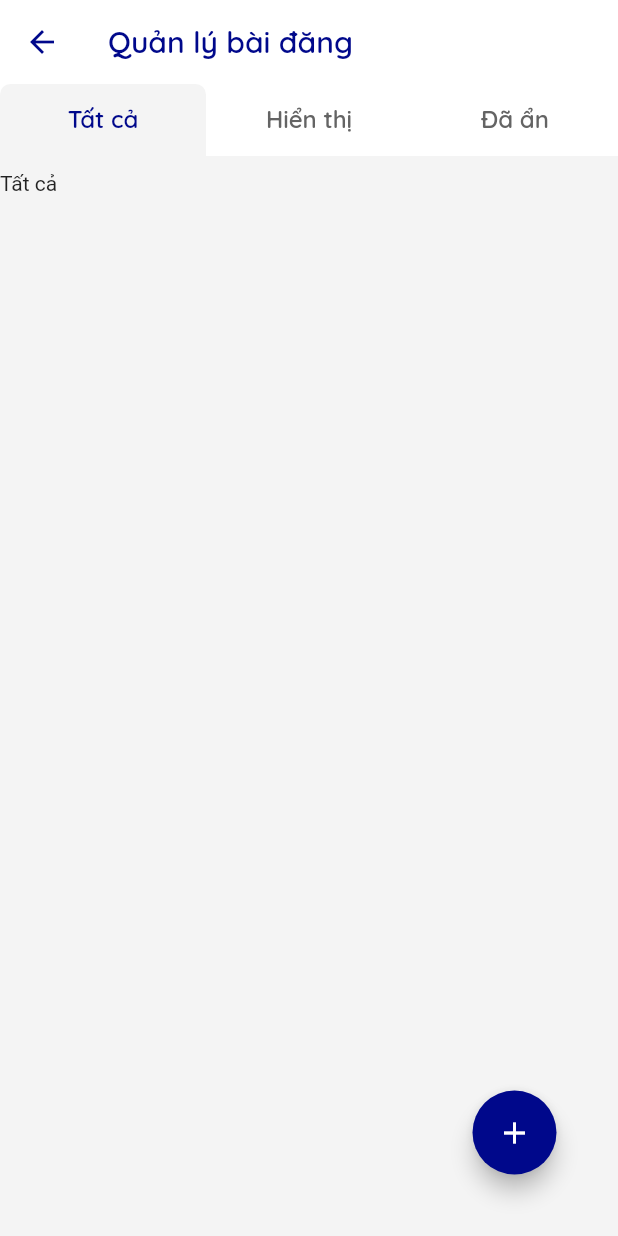
After one commit to ntxmai5220/3d_view, a Flutter app: the ManagePost screen opened directly, on a phone screen of 412 x 824 dp. The commit adds this screen. Run offline on Flutter 3.47's test engine with Material 2 defaults, Android fonts, the phone set to English and light mode, and no system bars; our stand-ins replace bloc, flutter_bloc.

Commit message:
create manage post + new post page

```diff
--- a/lib/main.dart
+++ b/lib/main.dart
@@ -1,5 +1,6 @@
 import 'package:bk_3d_view/blocs/blocs.dart';
 import 'package:bk_3d_view/pages/pages.dart';
+import 'package:bk_3d_view/values/app_colors.dart';
 import 'package:flutter/material.dart';
 import 'package:flutter_bloc/flutter_bloc.dart';
 
@@ -15,7 +16,10 @@ class MyApp extends StatelessWidget {
   Widget build(BuildContext context) {
     return MaterialApp(
         title: '3D VIEW',
-        theme: ThemeData(backgroundColor: Colors.white),
+        theme: ThemeData(
+            iconTheme: const IconThemeData(color: AppColors.primary),
+            floatingActionButtonTheme: const FloatingActionButtonThemeData(
+                backgroundColor: AppColors.primary)),
         home: const LoginPage(),
         routes: {
           'main': (_) => BlocProvider(
--- a/lib/pages/auth/login_page.dart
+++ b/lib/pages/auth/login_page.dart
@@ -1,5 +1,4 @@
 import 'package:bk_3d_view/pages/pages.dart';
-import 'package:bk_3d_view/values/app_styles.dart';
 import 'package:bk_3d_view/values/values.dart';
 import 'package:bk_3d_view/widgets/widgets.dart';
 import 'package:flutter/gestures.dart';
--- a/lib/pages/main_page.dart
+++ b/lib/pages/main_page.dart
@@ -1,6 +1,5 @@
 import 'package:bk_3d_view/blocs/blocs.dart';
 import 'package:bk_3d_view/pages/pages.dart';
-import 'package:bk_3d_view/values/app_styles.dart';
 import 'package:bk_3d_view/values/values.dart';
 import 'package:flutter/material.dart';
 import 'package:flutter_bloc/flutter_bloc.dart';
--- a/lib/pages/pages.dart
+++ b/lib/pages/pages.dart
@@ -17,3 +17,4 @@ export './followed/followed_page.dart';
 
 //user
 export './user/my_page.dart';
+export 'user/manage_post/manage_post.dart';
--- /dev/null
+++ b/lib/pages/user/manage_post/manage_post.dart
@@ -0,0 +1,54 @@
+import 'package:bk_3d_view/values/values.dart';
+import 'package:flutter/material.dart';
+
+class ManagePost extends StatelessWidget {
+  const ManagePost({Key? key}) : super(key: key);
+
+  @override
+  Widget build(BuildContext context) {
+    List<String> tabs = ['Tất cả', 'Hiển thị', 'Đã ẩn'];
+    _newPost() {
+      debugPrint('new post');
+    }
+
+    return DefaultTabController(
+      length: tabs.length,
+      child: Scaffold(
+          backgroundColor: AppColors.background,
+          appBar: AppBar(
+            elevation: 0,
+            backgroundColor: Colors.white,
+            iconTheme: Theme.of(context).iconTheme,
+            title: Text(
+              'Quản lý bài đăng',
+              style: AppStyles.buttonText.copyWith(color: AppColors.primary),
+            ),
+            bottom: TabBar(
+                tabs: tabs.map((tab) => Tab(text: tab)).toList(),
+                unselectedLabelColor: AppColors.darkSecondary,
+                labelColor: AppColors.primary,
+                labelStyle: AppStyles.normalLabel,
+                indicator: AppStyles.managePostIndicator),
+          ),
+          body: SafeArea(
+              child: Column(
+            children: [
+              const SizedBox(height: 10),
+              Expanded(
+                child: TabBarView(
+                  children: tabs.map((tab) => Text(tab)).toList(),
+                ),
+              ),
+            ],
+          )),
+          floatingActionButton: Container(
+            margin: const EdgeInsets.all(AppConstants.pageMarginHorizontal),
+            child: FloatingActionButton(
+              onPressed: _newPost,
+              child: const Icon(Icons.add),
+            ),
+          ),
+          floatingActionButtonLocation: FloatingActionButtonLocation.endFloat),
+    );
+  }
+}
--- a/lib/pages/user/my_page.dart
+++ b/lib/pages/user/my_page.dart
@@ -1,4 +1,4 @@
-import 'package:bk_3d_view/values/app_styles.dart';
+import 'package:bk_3d_view/pages/pages.dart';
 import 'package:bk_3d_view/values/values.dart';
 import 'package:bk_3d_view/widgets/widgets.dart';
 import 'package:flutter/material.dart';
@@ -14,6 +14,8 @@ class MyPage extends StatelessWidget {
 
     void toPostManagement() {
       debugPrint('Management');
+      Navigator.push(
+          context, MaterialPageRoute(builder: (_) => const ManagePost()));
     }
 
     List<Map<String, dynamic>> items = [
--- a/lib/values/app_constants.dart
+++ b/lib/values/app_constants.dart
@@ -5,7 +5,7 @@ class AppConstants {
 
   static const cardElevation = 0.4;
 
-  static const borderRadis = 7.0;
+  static const borderRadius = 7.0;
 
   static const logoSize = 75.0;
 }
--- a/lib/values/app_styles.dart
+++ b/lib/values/app_styles.dart
@@ -59,4 +59,20 @@ class AppStyles {
       color: AppColors.darkPrimary,
       fontWeight: FontWeight.w500,
       fontSize: 20);
+
+  //box decoration
+  static const borderSide = BorderSide(color: AppColors.lightPrimary, width: 2);
+  // static final border = Border.all(color: AppColors.lightPrimary, width: 1);
+  //(left: borderSide, top: borderSide, right: borderSide)
+  static const managePostIndicator = BoxDecoration(
+    // gradient: LinearGradient(colors: [
+    //   // AppColors.darkPrimary,
+    //   AppColors.primary,
+    //   Colors.blue.shade700
+    // ]),
+    borderRadius: BorderRadius.only(
+        topLeft: Radius.circular(AppConstants.borderRadius),
+        topRight: Radius.circular(AppConstants.borderRadius)),
+    color: AppColors.background,
+  );
 }
--- a/lib/widgets/input_text.dart
+++ b/lib/widgets/input_text.dart
@@ -1,5 +1,3 @@
-import 'package:bk_3d_view/values/app_colors.dart';
-import 'package:bk_3d_view/values/app_styles.dart';
 import 'package:bk_3d_view/values/values.dart';
 import 'package:flutter/material.dart';
 
@@ -55,7 +53,7 @@ class _MyInputTextState extends State<MyInputText> {
             : null,
         border: const OutlineInputBorder(
             borderRadius:
-                BorderRadius.all(Radius.circular(AppConstants.borderRadis)),
+                BorderRadius.all(Radius.circular(AppConstants.borderRadius)),
             borderSide: BorderSide.none),
         errorStyle: AppStyles.tinyContent.copyWith(color: AppColors.red),
         // errorBorder: const OutlineInputBorder(
--- a/lib/widgets/user/choose_item.dart
+++ b/lib/widgets/user/choose_item.dart
@@ -11,13 +11,13 @@ class ChooseItem extends StatelessWidget {
   Widget build(BuildContext context) {
     return Card(
       shape: RoundedRectangleBorder(
-        borderRadius: BorderRadius.circular(AppConstants.borderRadis),
+        borderRadius: BorderRadius.circular(AppConstants.borderRadius),
       ),
       // margin: const EdgeInsets.symmetric(
       //     horizontal: AppConstants.pageMarginHorizontal),
       elevation: AppConstants.cardElevation,
       child: InkWell(
-        borderRadius: BorderRadius.circular(AppConstants.borderRadis),
+        borderRadius: BorderRadius.circular(AppConstants.borderRadius),
         onTap: onClick,
         child: Container(
           margin: const EdgeInsets.only(left: 20, right: 10),
```
Also changed, not shown: lib/pages/user/manage_post/new_post.dart (added, +12 -0 lines), lib/pages/user/user_infor/user_infor.dart (added).
